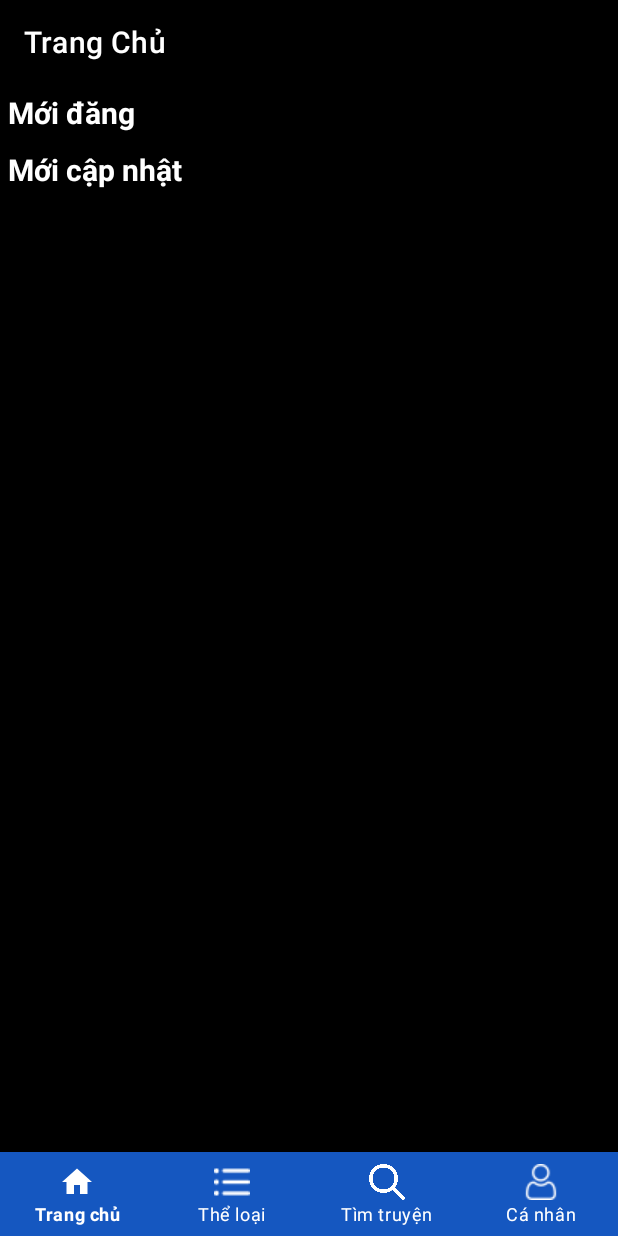
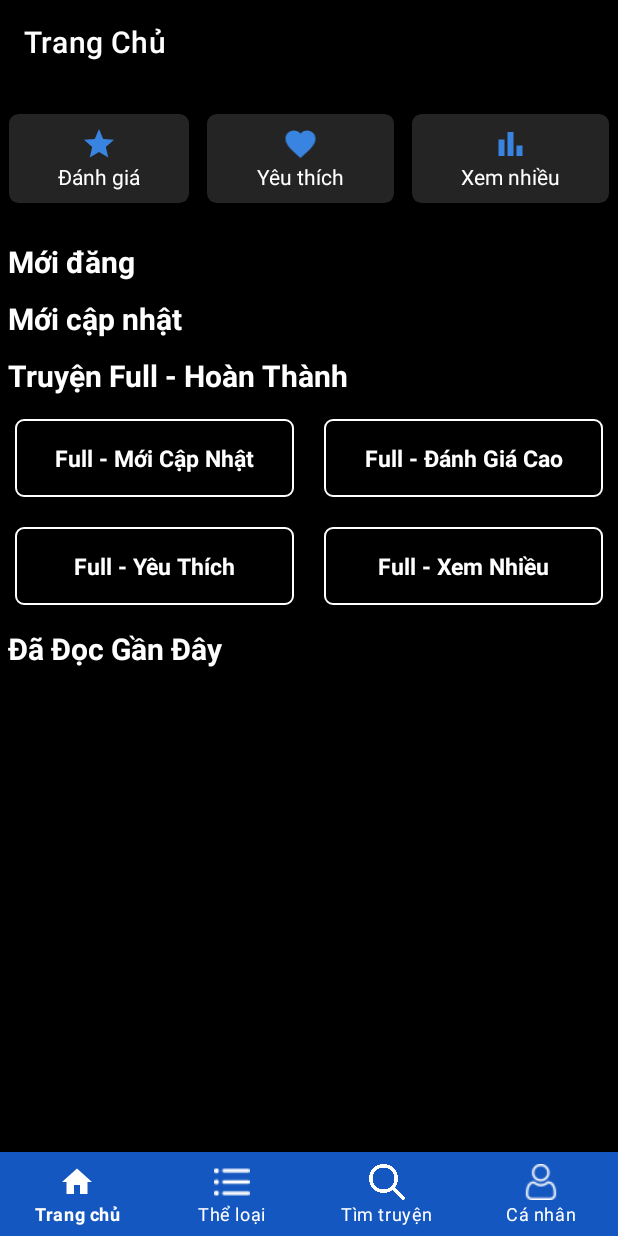
Before and after one commit to hoaian1232812/GhienTruyen, an Android app: the screen it shows after launch (MainActivity), on a phone screen of 412 x 824 dp. Run offline under Robolectric (Android 15) with nearby library versions, the phone set to English and light mode, and no system bars; pictures from the network do not load.

Commit message:
view Home

```diff
--- a/app/src/main/java/com/app/MainActivity.java
+++ b/app/src/main/java/com/app/MainActivity.java
@@ -6,7 +6,10 @@ import androidx.fragment.app.Fragment;
 import androidx.fragment.app.FragmentTransaction;
 
 import android.content.ClipData;
+import android.content.Context;
+import android.content.SharedPreferences;
 import android.os.Bundle;
+import android.provider.Settings;
 import android.util.SparseArray;
 import android.view.MenuItem;
 import android.view.View;
@@ -25,7 +28,9 @@ public class MainActivity extends AppCompatActivity {
     protected void onCreate(Bundle savedInstanceState) {
         super.onCreate(savedInstanceState);
         setContentView(R.layout.activity_main);
-
+        String deviceId = Settings.Secure.getString(getContentResolver(), Settings.Secure.ANDROID_ID);
+        String uniqueName = "user_preferences_" + deviceId;
+        SharedPreferences userPreferences = getSharedPreferences(uniqueName, Context.MODE_PRIVATE);
         bnv = findViewById(R.id.bottomNavigationView);
         display(R.id.menuHome);
         bnv.setOnItemSelectedListener(new NavigationBarView.OnItemSelectedListener() {
--- /dev/null
+++ b/app/src/main/java/com/app/user/FullFragmemtHome.java
@@ -0,0 +1,22 @@
+package com.app.user;
+
+import android.os.Bundle;
+
+import androidx.fragment.app.Fragment;
+
+import android.view.LayoutInflater;
+import android.view.View;
+import android.view.ViewGroup;
+
+import com.app.R;
+
+public class FullFragmemtHome extends Fragment {
+
+    @Override
+    public View onCreateView(LayoutInflater inflater, ViewGroup container,
+                             Bundle savedInstanceState) {
+        View view = inflater.inflate(R.layout.fragment_full_fragmemt_home, container, false);
+
+        return view;
+    }
+}
--- a/app/src/main/java/com/app/user/HomeFragment.java
+++ b/app/src/main/java/com/app/user/HomeFragment.java
@@ -1,11 +1,13 @@
 package com.app.user;
 
+import android.content.SharedPreferences;
 import android.os.Bundle;
 
 import androidx.fragment.app.Fragment;
 import androidx.recyclerview.widget.LinearLayoutManager;
 import androidx.recyclerview.widget.RecyclerView;
 
+import android.provider.Settings;
 import android.view.LayoutInflater;
 import android.view.View;
 import android.view.ViewGroup;
@@ -25,20 +27,23 @@ import retrofit2.Response;
 public class HomeFragment extends Fragment {
     StoryAdapter storyAdapter;
     List<Story> storyListNewStory, storyListNewUpdate;
-    RecyclerView recyclerViewNewStory;
+    RecyclerView recyclerViewNewStory, recyclerViewRead;
 
     RecyclerView recyclerViewNewUpdate;
+    View root;
 
     @Override
     public View onCreateView(LayoutInflater inflater, ViewGroup container,
                              Bundle savedInstanceState) {
-        View root = inflater.inflate(R.layout.fragment_home, container, false);
-        setUpNewStory(root);
-        setUpNewUpdate(root);
+        root = inflater.inflate(R.layout.fragment_home, container, false);
+        setUpNewStory();
+        setUpNewUpdate();
+        setUpRead();
+
         return root;
     }
 
-    public void setUpNewStory(View root) {
+    public void setUpNewStory() {
         LinearLayoutManager linearLayoutManager = new LinearLayoutManager(root.getContext(), LinearLayoutManager.HORIZONTAL, false);
         recyclerViewNewStory = root.findViewById(R.id.recyleViewNewStory);
         recyclerViewNewStory.setLayoutManager(linearLayoutManager);
@@ -47,7 +52,16 @@ public class HomeFragment extends Fragment {
         recyclerViewNewStory.setAdapter(storyAdapter);
     }
 
-    public void setUpNewUpdate(View root) {
+    public void setUpRead() {
+        LinearLayoutManager linearLayoutManager = new LinearLayoutManager(root.getContext(), LinearLayoutManager.HORIZONTAL, false);
+        recyclerViewRead = root.findViewById(R.id.recyleViewRead);
+        recyclerViewRead.setLayoutManager(linearLayoutManager);
+        storyListNewStory = new ArrayList<>();
+        storyAdapter = new StoryAdapter(storyListNewStory);
+        recyclerViewRead.setAdapter(storyAdapter);
+    }
+
+    public void setUpNewUpdate() {
         LinearLayoutManager linearLayoutManager = new LinearLayoutManager(root.getContext(), LinearLayoutManager.HORIZONTAL, false);
         recyclerViewNewUpdate = root.findViewById(R.id.recyleViewNewUpdate);
         recyclerViewNewUpdate.setLayoutManager(linearLayoutManager);
--- /dev/null
+++ b/app/src/main/java/com/app/user/TrendingFragmemt.java
@@ -0,0 +1,21 @@
+package com.app.user;
+
+import android.os.Bundle;
+
+import androidx.fragment.app.Fragment;
+
+import android.view.LayoutInflater;
+import android.view.View;
+import android.view.ViewGroup;
+
+import com.app.R;
+
+public class TrendingFragmemt extends Fragment {
+
+    @Override
+    public View onCreateView(LayoutInflater inflater, ViewGroup container,
+                             Bundle savedInstanceState) {
+        View view = inflater.inflate(R.layout.fragment_trending_fragmemt, container, false);
+        return view;
+    }
+}
--- /dev/null
+++ b/app/src/main/res/drawable/baseline_bar_chart_24.xml
@@ -0,0 +1,7 @@
+<vector android:height="24dp" android:tint="#3884E0"
+    android:viewportHeight="24" android:viewportWidth="24"
+    android:width="24dp" xmlns:android="http://schemas.android.com/apk/res/android">
+    <path android:fillColor="@android:color/white" android:pathData="M4,9h4v11h-4z"/>
+    <path android:fillColor="@android:color/white" android:pathData="M16,13h4v7h-4z"/>
+    <path android:fillColor="@android:color/white" android:pathData="M10,4h4v16h-4z"/>
+</vector>
--- /dev/null
+++ b/app/src/main/res/drawable/baseline_favorite_24.xml
@@ -0,0 +1,5 @@
+<vector android:height="24dp" android:tint="#3884E0"
+    android:viewportHeight="24" android:viewportWidth="24"
+    android:width="24dp" xmlns:android="http://schemas.android.com/apk/res/android">
+    <path android:fillColor="@android:color/white" android:pathData="M12,21.35l-1.45,-1.32C5.4,15.36 2,12.28 2,8.5 2,5.42 4.42,3 7.5,3c1.74,0 3.41,0.81 4.5,2.09C13.09,3.81 14.76,3 16.5,3 19.58,3 22,5.42 22,8.5c0,3.78 -3.4,6.86 -8.55,11.54L12,21.35z"/>
+</vector>
--- /dev/null
+++ b/app/src/main/res/drawable/baseline_star_24.xml
@@ -0,0 +1,5 @@
+<vector android:height="24dp" android:tint="#3884E0"
+    android:viewportHeight="24" android:viewportWidth="24"
+    android:width="24dp" xmlns:android="http://schemas.android.com/apk/res/android">
+    <path android:fillColor="@android:color/white" android:pathData="M12,17.27L18.18,21l-1.64,-7.03L22,9.24l-7.19,-0.61L12,2 9.19,8.63 2,9.24l5.46,4.73L5.82,21z"/>
+</vector>
--- /dev/null
+++ b/app/src/main/res/layout/fragment_full_fragmemt_home.xml
@@ -0,0 +1,80 @@
+<?xml version="1.0" encoding="utf-8"?>
+<FrameLayout xmlns:android="http://schemas.android.com/apk/res/android"
+    xmlns:tools="http://schemas.android.com/tools"
+    android:layout_width="match_parent"
+    android:layout_height="match_parent"
+    tools:context=".user.FullFragmemtHome">
+    <LinearLayout
+        android:layout_width="match_parent"
+        android:layout_height="wrap_content"
+        android:orientation="vertical">
+        <TextView
+            android:layout_width="wrap_content"
+            android:layout_height="match_parent"
+            android:text="Truyện Full - Hoàn Thành"
+            android:textSize="20dp"
+            android:textStyle="bold"
+            android:layout_margin="5dp"/>
+        <GridLayout
+            android:layout_width="match_parent"
+            android:layout_height="wrap_content"
+            android:columnCount="2">
+            <TextView
+                android:id="@+id/full_new_update"
+                android:layout_width="0dp"
+                android:text="Full - Mới Cập Nhật"
+                android:textAlignment="center"
+                android:layout_margin="10dp"
+                android:padding="15dp"
+                android:textSize="15dp"
+                android:textStyle="bold"
+                android:background="@drawable/background_rec"
+                android:layout_height="wrap_content"
+                android:layout_columnWeight="1">
+            </TextView>
+            <TextView
+                android:id="@+id/full_good_review"
+                android:layout_width="0dp"
+                android:text="Full - Đánh Giá Cao"
+                android:textAlignment="center"
+                android:layout_margin="10dp"
+                android:padding="15dp"
+                android:textSize="15dp"
+                android:textStyle="bold"
+                android:background="@drawable/background_rec"
+                android:layout_height="wrap_content"
+                android:layout_columnWeight="1">
+            </TextView>
+            <TextView
+                android:id="@+id/full_like"
+                android:layout_width="0dp"
+                android:text="Full - Yêu Thích"
+                android:textAlignment="center"
+                android:layout_margin="10dp"
+                android:padding="15dp"
+                android:textSize="15dp"
+                android:textStyle="bold"
+                android:background="@drawable/background_rec"
+                android:layout_height="wrap_content"
+                android:layout_columnWeight="1">
+            </TextView>
+            <TextView
+                android:id="@+id/full_most_view"
+                android:layout_width="0dp"
+                android:text="Full - Xem Nhiều"
+                android:textAlignment="center"
+                android:layout_margin="10dp"
+                android:padding="15dp"
+                android:textSize="15dp"
+                android:textStyle="bold"
+                android:background="@drawable/background_rec"
+                android:layout_height="wrap_content"
+                android:layout_columnWeight="1">
+            </TextView>
+
+
+
+        </GridLayout>
+    </LinearLayout>
+
+</FrameLayout>
--- a/app/src/main/res/layout/fragment_home.xml
+++ b/app/src/main/res/layout/fragment_home.xml
@@ -8,6 +8,13 @@
     android:layout_width="match_parent"
     android:layout_height="wrap_content"
     android:orientation="vertical">
+    <fragment
+        android:layout_width="match_parent"
+        android:layout_height="wrap_content"
+        android:id="@+id/layout_trending"
+        class="com.app.user.TrendingFragmemt"
+        tools:layout="@layout/fragment_trending_fragmemt">
+    </fragment>
     <LinearLayout
     android:layout_width="match_parent"
     android:layout_height="wrap_content"
@@ -35,11 +42,36 @@
             android:textSize="20dp"
             android:textStyle="bold"
             android:layout_margin="5dp"/>
+
         <androidx.recyclerview.widget.RecyclerView
             android:id="@+id/recyleViewNewUpdate"
             android:layout_width="match_parent"
             android:layout_height="match_parent" />
     </LinearLayout>
+    <fragment
+        android:id="@+id/layoutFull"
+        android:layout_width="match_parent"
+        android:layout_height="wrap_content"
+        tools:layout="@layout/fragment_full_fragmemt_home"
+        class="com.app.user.FullFragmemtHome">
+    </fragment>
+    <LinearLayout
+        android:layout_width="match_parent"
+        android:layout_height="wrap_content"
+        android:orientation="vertical">
+        <TextView
+            android:layout_width="wrap_content"
+            android:layout_height="match_parent"
+            android:text="Đã Đọc Gần Đây"
+            android:textSize="20dp"
+            android:textStyle="bold"
+            android:layout_margin="5dp"/>
+        <androidx.recyclerview.widget.RecyclerView
+            android:id="@+id/recyleViewRead"
+            android:layout_width="match_parent"
+            android:layout_height="match_parent" />
+    </LinearLayout>
+
 </LinearLayout>
 
 </FrameLayout>
--- /dev/null
+++ b/app/src/main/res/layout/fragment_trending_fragmemt.xml
@@ -0,0 +1,94 @@
+<?xml version="1.0" encoding="utf-8"?>
+<FrameLayout xmlns:android="http://schemas.android.com/apk/res/android"
+    xmlns:tools="http://schemas.android.com/tools"
+    android:layout_width="match_parent"
+    android:layout_height="match_parent"
+    xmlns:app="http://schemas.android.com/apk/res-auto"
+    tools:context=".user.TrendingFragmemt">
+
+    <GridLayout
+        android:layout_width="match_parent"
+        android:layout_height="wrap_content"
+        android:columnCount="3"
+        android:layout_marginVertical="20dp">
+        <androidx.cardview.widget.CardView
+            app:cardBackgroundColor="#6D555454"
+            app:contentPaddingLeft="16dp"
+            app:contentPaddingRight="16dp"
+            app:contentPaddingTop="8dp"
+            app:contentPaddingBottom="8dp"
+            app:cardCornerRadius="6dp"
+            android:layout_marginLeft="6dp"
+            android:layout_marginRight="6dp"
+            android:layout_columnWeight="1">
+            <LinearLayout
+                android:layout_width="match_parent"
+                android:layout_height="wrap_content"
+                android:orientation="vertical">
+                <ImageView
+                    android:layout_width="match_parent"
+                    android:layout_height="wrap_content"
+                    android:src="@drawable/baseline_star_24">
+                </ImageView>
+                <TextView
+                    android:textAlignment="center"
+                    android:layout_width="match_parent"
+                    android:layout_height="wrap_content"
+                    android:text="Đánh giá"></TextView>
+            </LinearLayout>
+        </androidx.cardview.widget.CardView>
+        <androidx.cardview.widget.CardView
+            app:cardBackgroundColor="#6D555454"
+            app:contentPaddingLeft="16dp"
+            app:contentPaddingRight="16dp"
+            app:contentPaddingTop="8dp"
+            app:contentPaddingBottom="8dp"
+            app:cardCornerRadius="6dp"
+            android:layout_marginLeft="6dp"
+            android:layout_marginRight="6dp"
+            android:layout_columnWeight="1">
+            <LinearLayout
+                android:layout_width="match_parent"
+                android:layout_height="wrap_content"
+                android:orientation="vertical">
+                <ImageView
+                    android:layout_width="match_parent"
+                    android:layout_height="wrap_content"
+                    android:src="@drawable/baseline_favorite_24">
+                </ImageView>
+                <TextView
+                    android:textAlignment="center"
+                    android:layout_width="match_parent"
+                    android:layout_height="wrap_content"
+                    android:text="Yêu thích"></TextView>
+            </LinearLayout>
+        </androidx.cardview.widget.CardView>
+        <androidx.cardview.widget.CardView
+            app:cardBackgroundColor="#6D555454"
+            app:contentPaddingLeft="16dp"
+            app:contentPaddingRight="16dp"
+            app:contentPaddingTop="8dp"
+            app:contentPaddingBottom="8dp"
+            app:cardCornerRadius="6dp"
+            android:layout_marginLeft="6dp"
+            android:layout_marginRight="6dp"
+            android:layout_columnWeight="1">
+            <LinearLayout
+                android:layout_width="match_parent"
+                android:layout_height="wrap_content"
+                android:orientation="vertical">
+                <ImageView
+                    android:layout_width="match_parent"
+                    android:layout_height="wrap_content"
+                    android:src="@drawable/baseline_bar_chart_24">
+                </ImageView>
+                <TextView
+                    android:textAlignment="center"
+                    android:layout_width="match_parent"
+                    android:layout_height="wrap_content"
+                    android:text="Xem nhiều"></TextView>
+            </LinearLayout>
+        </androidx.cardview.widget.CardView>
+    </GridLayout>
+
+</FrameLayout>
--- a/app/src/main/res/values-night/themes.xml
+++ b/app/src/main/res/values-night/themes.xml
@@ -2,13 +2,16 @@
     <!-- Base application theme. -->
     <style name="Theme.GhienTruyen" parent="Theme.MaterialComponents.DayNight.DarkActionBar">
         <!-- Primary brand color. -->
-        <item name="colorPrimary">@color/purple_200</item>
+        <item name="colorPrimary">@color/black</item>
         <item name="colorPrimaryVariant">@color/black</item>
         <item name="colorOnPrimary">@color/black</item>
         <!-- Secondary brand color. -->
         <item name="colorSecondary">@color/teal_200</item>
-        <item name="colorSecondaryVariant">@color/teal_200</item>
-        <item name="colorOnSecondary">@color/white</item>
+        <item name="colorSecondaryVariant">@color/teal_700</item>
+        <item name="colorOnSecondary">@color/black</item>
+        <item name="android:windowBackground">@color/black</item>
+        <item name="android:textColor">@color/white</item>
+        <item name="android:textColorPrimary">@color/white</item>
         <!-- Status bar color. -->
         <item name="android:statusBarColor">?attr/colorPrimaryVariant</item>
         <!-- Customize your theme here. -->
```
